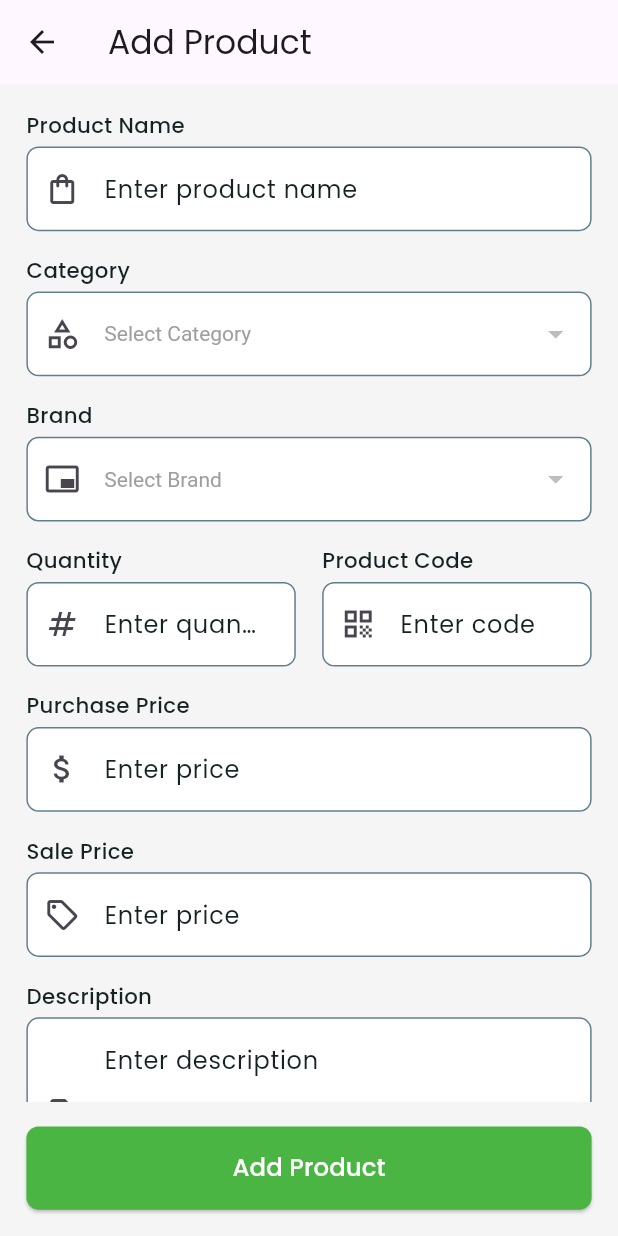
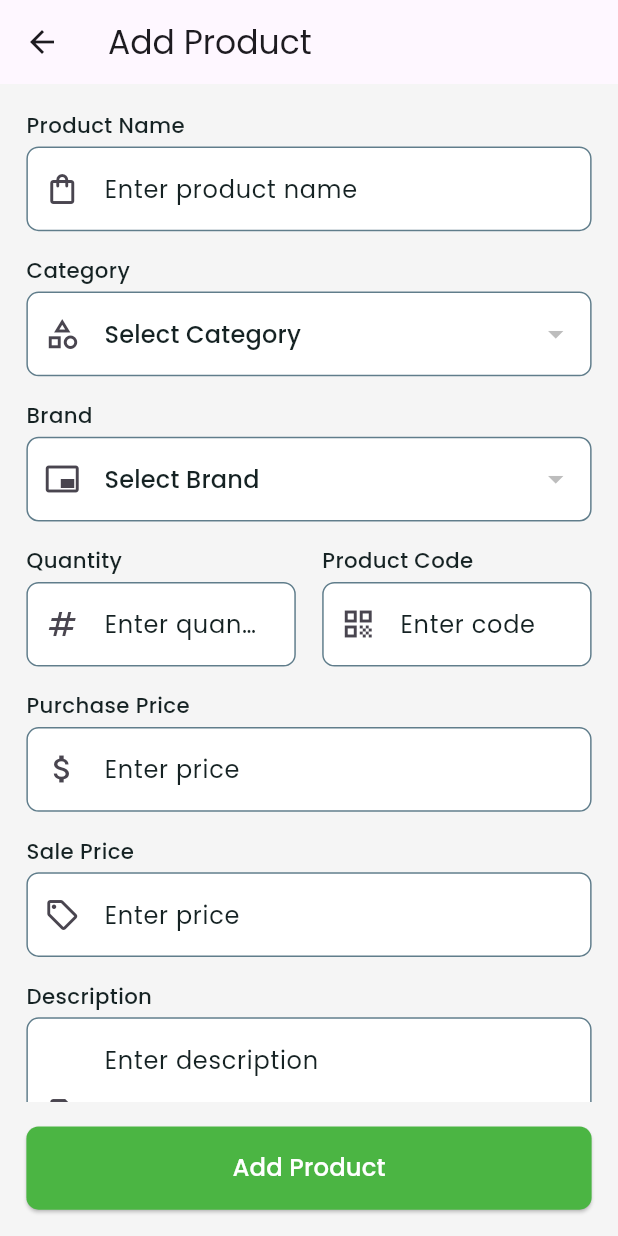
Before and after one commit to yadukrishnan369/beatbox, a Flutter app: the AddProductScreen screen opened by its route, on a phone screen of 412 x 824 dp. Run offline on Flutter 3.47's test engine with Material 3 defaults, Android fonts, the light colour scheme and no system bars; our stand-ins replace fl_chart, flutter_phoenix, flutter_screenutil, google_fonts, hive, hive_flutter and 5 more; accounts and stored records are empty.

Commit message:
changed brandCategory dropdown field

```diff
--- a/lib/features/product_management/ui/add_edit_product_screen.dart
+++ b/lib/features/product_management/ui/add_edit_product_screen.dart
@@ -1,9 +1,7 @@
-// Updated AddProductScreen (Refactored)
-
 import 'dart:io';
 import 'package:beatbox/features/product_management/controller/brand_controller.dart';
 import 'package:beatbox/features/product_management/controller/category_controller.dart';
-import 'package:beatbox/features/product_management/widgets/product_dropdown_field.dart';
+import 'package:beatbox/features/product_management/widgets/brand_category_dropdown_field.dart';
 import 'package:beatbox/features/product_management/widgets/product_image_picker.dart';
 import 'package:beatbox/features/product_management/widgets/product_text_field.dart';
 import 'package:flutter/material.dart';
@@ -199,7 +197,7 @@ class _AddProductScreenState extends State<AddProductScreen> {
                               oldName: widget.productToEdit?.productName,
                             ),
                       ),
-                      ProductDropdownField(
+                      BrandCategoryDropdownField(
                         label: 'Category',
                         value: selectedCategory,
                         items: categoryList.toSet().toList(),
@@ -212,7 +210,7 @@ class _AddProductScreenState extends State<AddProductScreen> {
                         onChanged:
                             (value) => setState(() => selectedCategory = value),
                       ),
-                      ProductDropdownField(
+                      BrandCategoryDropdownField(
                         label: 'Brand',
                         value: selectedBrand,
                         items: brandList.toSet().toList(),
--- a/lib/features/product_management/widgets/product_dropdown_field.dart
+++ b/lib/features/product_management/widgets/brand_category_dropdown_field.dart
@@ -2,22 +2,22 @@ import 'package:flutter/material.dart';
 import 'package:flutter_screenutil/flutter_screenutil.dart';
 import 'package:beatbox/core/app_colors.dart';
 
-class ProductDropdownField extends StatelessWidget {
+class BrandCategoryDropdownField extends StatelessWidget {
   final String label;
   final String? value;
   final List<String> items;
   final IconData icon;
   final String? Function(String?)? validator;
-  final void Function(String?) onChanged;
+  final void Function(String?)? onChanged;
 
-  const ProductDropdownField({
+  const BrandCategoryDropdownField({
     super.key,
     required this.label,
     required this.value,
     required this.items,
     required this.icon,
-    required this.validator,
-    required this.onChanged,
+    this.validator,
+    this.onChanged,
   });
 
   @override
@@ -35,12 +35,14 @@ class ProductDropdownField extends StatelessWidget {
         ),
         SizedBox(height: 4.h),
         DropdownButtonFormField<String>(
-          value: items.contains(value) ? value : null,
+          key: ValueKey(value),
+          value: value != null && items.contains(value) ? value : null,
           hint: Text(
             'Select $label',
-            style: TextStyle(color: AppColors.textDisabled),
+            style: TextStyle(color: AppColors.textPrimary),
           ),
-          style: TextStyle(color: AppColors.textPrimary),
+          isExpanded: true,
+          icon: const Icon(Icons.arrow_drop_down),
           decoration: InputDecoration(
             prefixIcon: Icon(icon),
             filled: true,
@@ -62,12 +64,21 @@ class ProductDropdownField extends StatelessWidget {
               vertical: 16.h,
             ),
           ),
+          menuMaxHeight: 300.h,
           validator: validator,
+          onChanged: onChanged,
           items:
-              items.map((item) {
-                return DropdownMenuItem<String>(value: item, child: Text(item));
-              }).toList(),
-          onChanged: onChanged,
+              items
+                  .map(
+                    (item) => DropdownMenuItem<String>(
+                      value: item,
+                      child: Text(
+                        item,
+                        style: TextStyle(color: AppColors.textPrimary),
+                      ),
+                    ),
+                  )
+                  .toList(),
         ),
         SizedBox(height: 16.h),
       ],
--- a/lib/main.dart
+++ b/lib/main.dart
@@ -62,7 +62,7 @@ void main() async {
   await ProductController.initBox();
   await CartController.initBox();
   await SalesController.initBox();
-  await Hive.openBox('app_settings');
+  await Hive.openBox('gstBox');
 
   await ThemeController.loadTheme();
   AppColors.updateTheme(ThemeController.isDarkMode.value);
```
